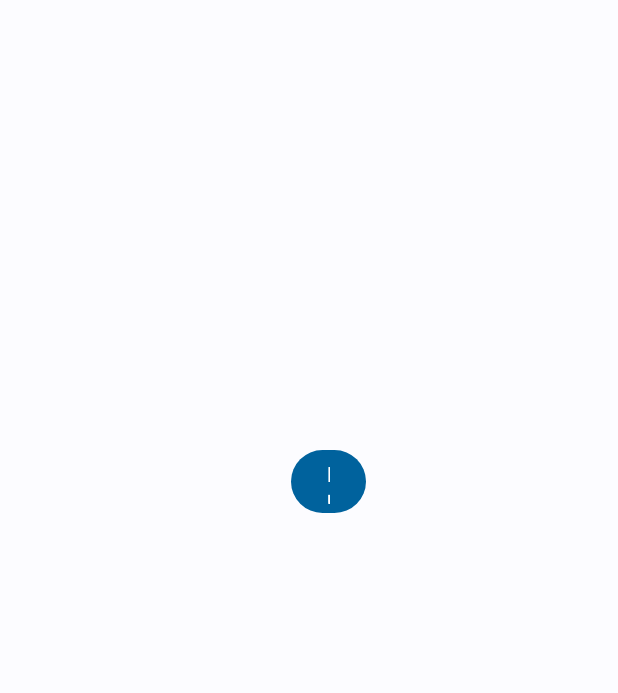
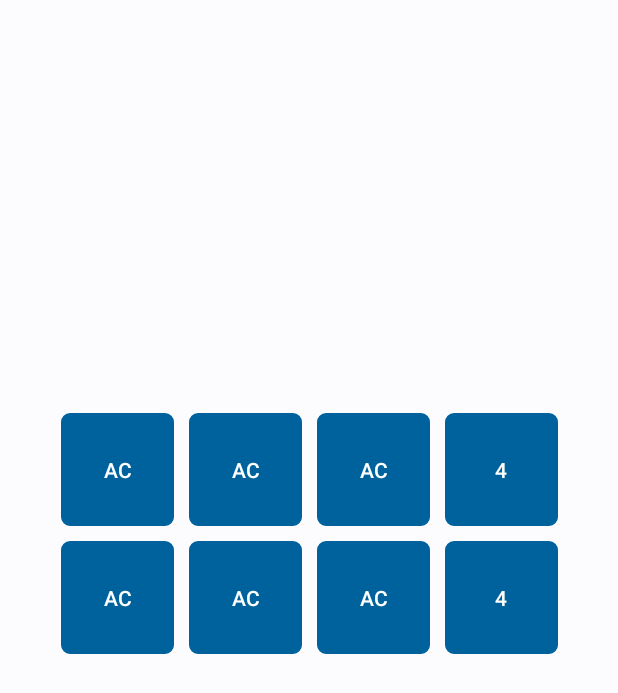
Before and after one commit to andrew-qian/CalculatorAppQian, an Android app: the screen it shows after launch (MainActivity), on a phone screen of 412 x 824 dp. Shown: the top 693 px of the screen. Run offline under Robolectric (Android 15) with nearby library versions, the phone set to English and light mode, and no system bars.

Commit message:
Added buttons, spacing, and made custom button shape

```diff
--- a/app/src/main/res/drawable/custom_button_square.xml
+++ b/app/src/main/res/drawable/custom_button_square.xml
@@ -6,7 +6,10 @@
         android:color="@color/md_theme_light_primary"
         android:width="1dp"/>
     <corners
-        android:radius="15dp"/>
+        android:radius="5dp"/>
 </shape>
 
-REMEMBER TO CITE CODE https://www.geeksforgeeks.org/how-to-create-customized-buttons-in-android-with-different-shapes-and-colors/
+<!--
+    Cite:
+    https://www.geeksforgeeks.org/how-to-create-customized-buttons-in-android-with-different-shapes-and-colors/
+-->
--- a/app/src/main/res/layout/activity_main.xml
+++ b/app/src/main/res/layout/activity_main.xml
@@ -7,13 +7,100 @@
     tools:context=".MainActivity">
 
     <Button
+        android:id="@+id/button2"
+        android:layout_width="75dp"
+        android:layout_height="75dp"
+        android:layout_marginStart="@dimen/button_distance"
+        android:layout_marginTop="275dp"
+        android:layout_weight="1"
+        android:background="@drawable/custom_button_square"
+        android:text="AC"
+        app:layout_constraintStart_toEndOf="@+id/button"
+        app:layout_constraintTop_toTopOf="parent" />
+
+    <Button
+        android:id="@+id/button9"
+        android:layout_width="75dp"
+        android:layout_height="75dp"
+        android:layout_marginStart="@dimen/button_distance"
+        android:layout_marginTop="@dimen/button_distance"
+        android:layout_weight="1"
+        android:background="@drawable/custom_button_square"
+        android:text="4"
+        app:layout_constraintStart_toEndOf="@+id/button10"
+        app:layout_constraintTop_toBottomOf="@+id/button4" />
+
+    <Button
+        android:id="@+id/button10"
+        android:layout_width="75dp"
+        android:layout_height="75dp"
+        android:layout_marginStart="@dimen/button_distance"
+        android:layout_marginTop="@dimen/button_distance"
+        android:layout_weight="1"
+        android:background="@drawable/custom_button_square"
+        android:text="AC"
+        app:layout_constraintStart_toEndOf="@+id/button12"
+        app:layout_constraintTop_toBottomOf="@+id/button3" />
+
+    <Button
         android:id="@+id/button"
-        android:layout_width="50dp"
-        android:layout_height="50dp"
-        android:layout_marginTop="296dp"
-        android:layout_marginEnd="168dp"
-        android:text="Button"
+        android:layout_width="75dp"
+        android:layout_height="75dp"
+        android:layout_marginTop="275dp"
+        android:layout_marginEnd="296dp"
+        android:layout_weight="1"
+        android:background="@drawable/custom_button_square"
+        android:text="AC"
         app:layout_constraintEnd_toEndOf="parent"
         app:layout_constraintTop_toTopOf="parent" />
 
+    <Button
+        android:id="@+id/button11"
+        android:layout_width="75dp"
+        android:layout_height="75dp"
+        android:layout_marginTop="@dimen/button_distance"
+        android:layout_marginEnd="296dp"
+        android:layout_weight="1"
+        android:background="@drawable/custom_button_square"
+        android:text="AC"
+        app:layout_constraintEnd_toEndOf="parent"
+        app:layout_constraintTop_toBottomOf="@+id/button" />
+
+    <Button
+        android:id="@+id/button4"
+        android:layout_width="75dp"
+        android:layout_height="75dp"
+        android:layout_marginStart="@dimen/button_distance"
+        android:layout_marginTop="275dp"
+        android:layout_weight="1"
+        android:background="@drawable/custom_button_square"
+        android:text="4"
+        app:layout_constraintStart_toEndOf="@+id/button3"
+        app:layout_constraintTop_toTopOf="parent" />
+
+    <Button
+        android:id="@+id/button3"
+        android:layout_width="75dp"
+        android:layout_height="75dp"
+        android:layout_marginStart="@dimen/button_distance"
+        android:layout_marginTop="275dp"
+        android:layout_weight="1"
+        android:background="@drawable/custom_button_square"
+        android:text="AC"
+        app:layout_constraintStart_toEndOf="@+id/button2"
+        app:layout_constraintTop_toTopOf="parent" />
+
+    <Button
+        android:id="@+id/button12"
+        android:layout_width="75dp"
+        android:layout_height="75dp"
+        android:layout_marginStart="@dimen/button_distance"
+        android:layout_marginTop="@dimen/button_distance"
+        android:layout_weight="1"
+        android:background="@drawable/custom_button_square"
+        android:text="AC"
+        app:layout_constraintStart_toEndOf="@+id/button11"
+        app:layout_constraintTop_toBottomOf="@+id/button2" />
+
+
 </androidx.constraintlayout.widget.ConstraintLayout>
--- /dev/null
+++ b/app/src/main/res/values/dimens.xml
@@ -0,0 +1,4 @@
+<?xml version="1.0" encoding="utf-8"?>
+<resources>
+    <dimen name="button_distance">10dp</dimen>
+</resources>
```
